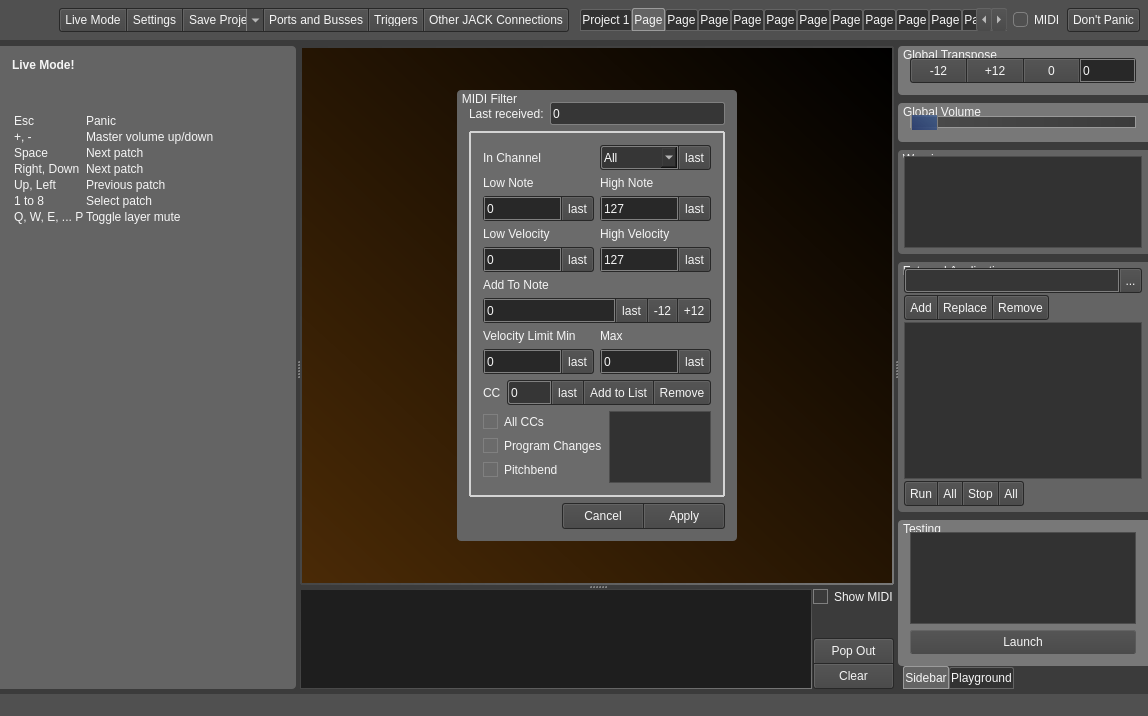
Before: the Qt Designer form src/mainwindow.ui in noedigcode/konfyt, drawn with Qt 5.
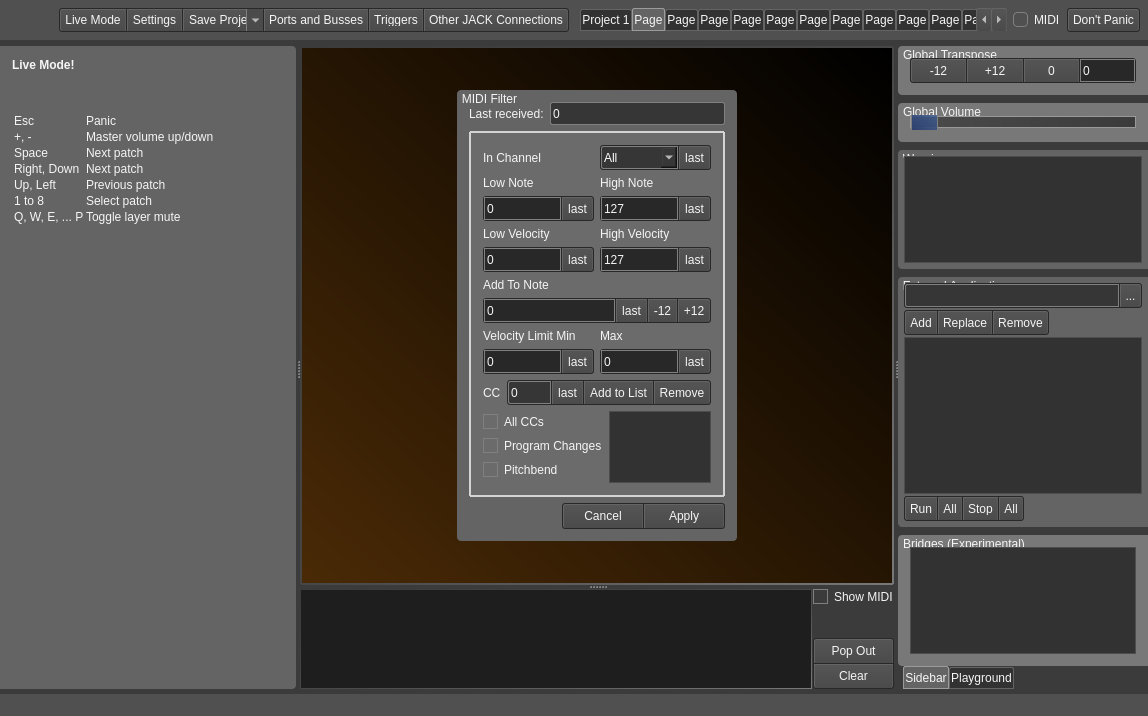
After: the same form once the commit is applied. Icons and pictures are not drawn.

Commit message: Update CLI help text; Indicate bridge mode is experimental and hide GUI elements when not in use.

What changed in the file:
```diff
--- a/src/mainwindow.ui
+++ b/src/mainwindow.ui
@@ -6432,16 +6432,9 @@
 </string>
            </property>
            <property name="title">
-            <string>Testing</string>
+            <string>Bridges (Experimental)</string>
            </property>
            <layout class="QGridLayout" name="gridLayout_39">
-            <item row="1" column="0">
-             <widget class="QPushButton" name="pushButton_Test">
-              <property name="text">
-               <string>Launch</string>
-              </property>
-             </widget>
-            </item>
             <item row="0" column="0">
              <widget class="QTextBrowser" name="textBrowser_Testing"/>
             </item>
```
Left out of the diff: 2 changed lines with no effect on the pictures. The commit also changes 3 other files.
